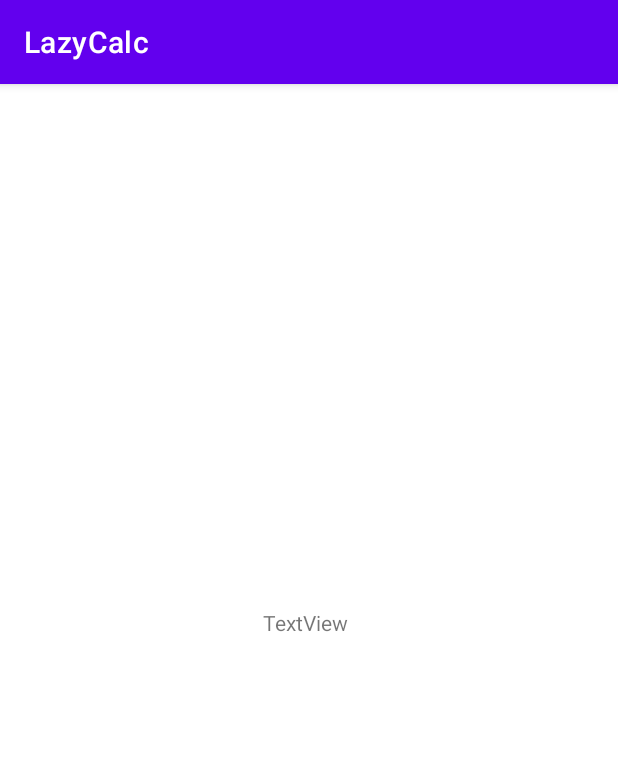
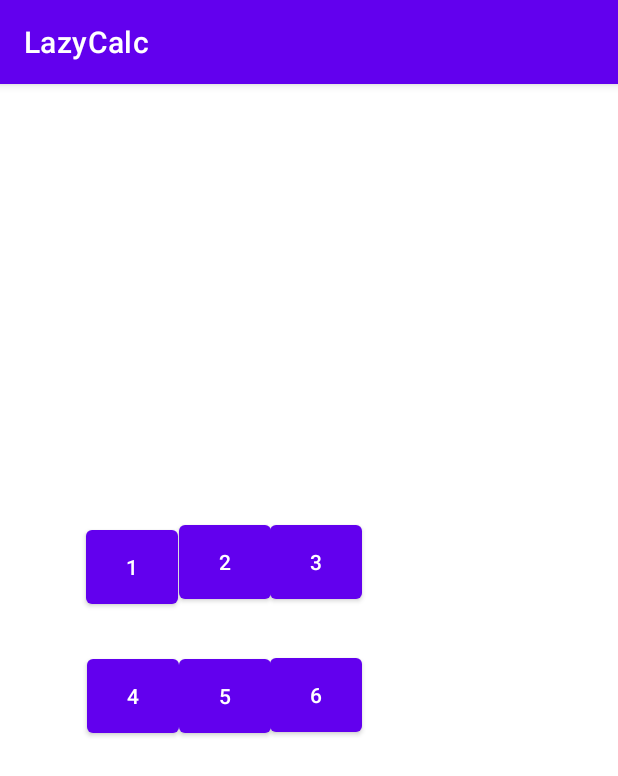
Before and after one commit to CalebLee99/CS458_Mobile_App, an Android app: the screen it shows after launch (MainActivity), on a phone screen of 412 x 824 dp. Shown: the top 776 px of the screen. Run offline under Robolectric (Android 15) with nearby library versions, the phone set to English and light mode, and no system bars.

Commit message:
ADded some buttons
Buttons added

```diff
--- a/LazyCalc/app/src/main/res/layout/activity_main.xml
+++ b/LazyCalc/app/src/main/res/layout/activity_main.xml
@@ -6,17 +6,100 @@
     android:layout_height="match_parent"
     tools:context=".MainActivity">
 
-    <TextView
-        android:id="@+id/textView"
-        android:layout_width="wrap_content"
-        android:layout_height="wrap_content"
-        android:layout_marginStart="174dp"
-        android:layout_marginTop="331dp"
-        android:layout_marginEnd="179dp"
-        android:layout_marginBottom="381dp"
-        android:text="TextView"
+    <Button
+        android:id="@+id/Button_1"
+        android:layout_width="61dp"
+        android:layout_height="61dp"
+        android:layout_marginStart="8dp"
+        android:layout_marginTop="288dp"
+        android:layout_marginBottom="395dp"
+        android:text="1"
         app:layout_constraintBottom_toBottomOf="parent"
         app:layout_constraintEnd_toEndOf="parent"
+        app:layout_constraintEnd_toStartOf="@+id/Button_2"
+        app:layout_constraintHorizontal_bias="0.98"
         app:layout_constraintStart_toStartOf="parent"
-        app:layout_constraintTop_toTopOf="parent" />
+        app:layout_constraintTop_toTopOf="parent"
+        app:layout_constraintVertical_bias="0.153" />
+
+    <Button
+        android:id="@+id/Button_4"
+        android:layout_width="61dp"
+        android:layout_height="61dp"
+        android:layout_marginStart="58dp"
+        android:layout_marginTop="250dp"
+        android:layout_marginEnd="58dp"
+        android:layout_marginBottom="300dp"
+        android:text="4"
+        app:layout_constraintBottom_toBottomOf="parent"
+        app:layout_constraintEnd_toEndOf="parent"
+        app:layout_constraintHorizontal_bias="0.0"
+        app:layout_constraintStart_toStartOf="parent"
+        app:layout_constraintTop_toTopOf="parent"
+        app:layout_constraintVertical_bias="0.811" />
+
+    <Button
+        android:id="@+id/Button_5"
+        android:layout_width="61dp"
+        android:layout_height="61dp"
+        android:layout_marginStart="58dp"
+        android:layout_marginTop="250dp"
+        android:layout_marginEnd="58dp"
+        android:layout_marginBottom="300dp"
+        android:text="5"
+        app:layout_constraintBottom_toBottomOf="parent"
+        app:layout_constraintEnd_toEndOf="parent"
+        app:layout_constraintHorizontal_bias="0.262"
+        app:layout_constraintStart_toStartOf="parent"
+        app:layout_constraintTop_toTopOf="parent"
+        app:layout_constraintVertical_bias="0.811" />
+
+    <Button
+        android:id="@+id/Button_6"
+        android:layout_width="61dp"
+        android:layout_height="61dp"
+        android:layout_marginStart="58dp"
+        android:layout_marginTop="250dp"
+        android:layout_marginEnd="58dp"
+        android:layout_marginBottom="300dp"
+        android:text="6"
+        app:layout_constraintBottom_toBottomOf="parent"
+        app:layout_constraintEnd_toEndOf="parent"
+        app:layout_constraintHorizontal_bias="0.521"
+        app:layout_constraintStart_toStartOf="parent"
+        app:layout_constraintTop_toTopOf="parent"
+        app:layout_constraintVertical_bias="0.808" />
+
+    <Button
+        android:id="@+id/Button_2"
+        android:layout_width="61dp"
+        android:layout_height="61dp"
+        android:layout_marginStart="58dp"
+        android:layout_marginTop="288dp"
+        android:layout_marginEnd="58dp"
+        android:layout_marginBottom="395dp"
+        android:text="2"
+        app:layout_constraintBottom_toBottomOf="parent"
+        app:layout_constraintEnd_toEndOf="parent"
+        app:layout_constraintHorizontal_bias="0.26"
+        app:layout_constraintStart_toStartOf="parent"
+        app:layout_constraintTop_toTopOf="parent"
+        app:layout_constraintVertical_bias="0.0" />
+
+    <Button
+        android:id="@+id/Button_3"
+        android:layout_width="61dp"
+        android:layout_height="61dp"
+        android:layout_marginStart="58dp"
+        android:layout_marginTop="288dp"
+        android:layout_marginEnd="58dp"
+        android:layout_marginBottom="395dp"
+        android:text="3"
+        app:layout_constraintBottom_toBottomOf="parent"
+        app:layout_constraintEnd_toEndOf="parent"
+        app:layout_constraintHorizontal_bias="0.521"
+        app:layout_constraintStart_toStartOf="parent"
+        app:layout_constraintTop_toTopOf="parent"
+        app:layout_constraintVertical_bias="0.0" />
+
 </androidx.constraintlayout.widget.ConstraintLayout>
```
